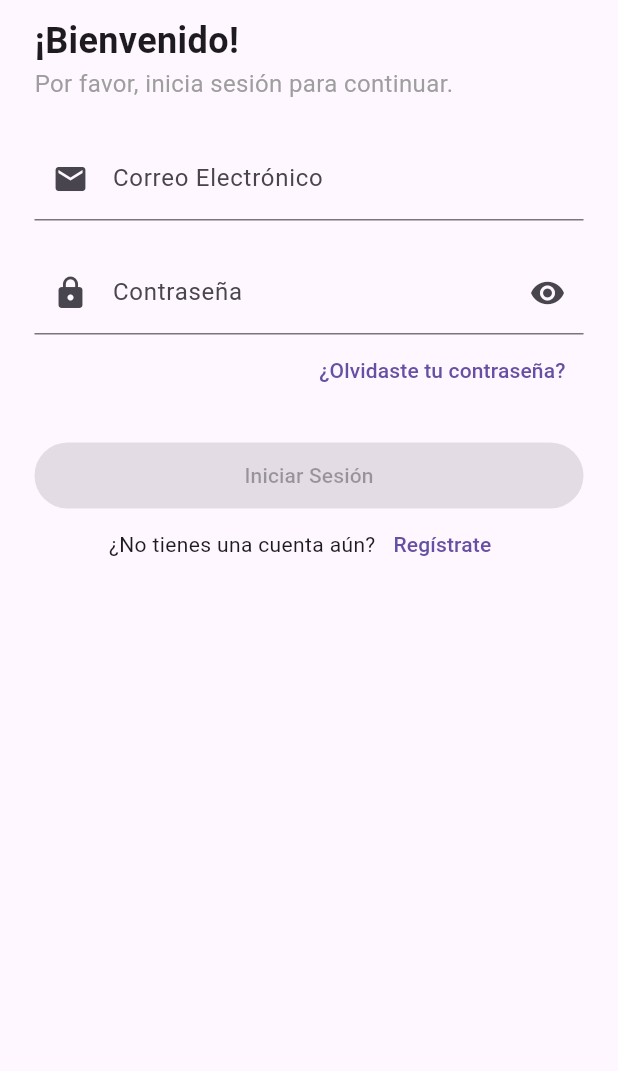
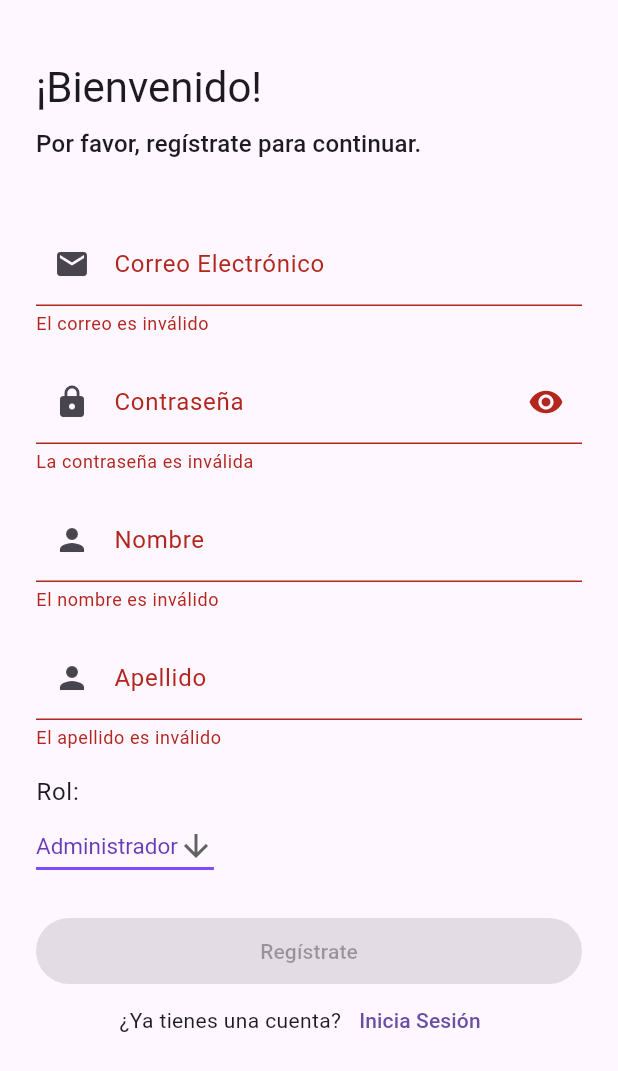
Before and after one commit to CoreSoft-Devs/Mobile-Software-Reuniones, a Flutter app: the screen it shows after launch, after a tap on "Regístrate", on a phone screen of 412 x 824 dp. Shown: the top 1071 px of the screen. Run offline on Flutter 3.47's test engine with Material 3 defaults, Android fonts, the phone set to English and light mode, and no system bars; our stand-ins replace dio, firebase_core, firebase_messaging, shared_preferences; accounts and stored records are empty.

Commit message:
Register y Noti funcionales

```diff
--- a/lib/config/navigation/application_routes.dart
+++ b/lib/config/navigation/application_routes.dart
@@ -5,6 +5,7 @@ import '../../share_preferens/user_preferences.dart';
 
 class Routes {
   static const String login = '/login';
+  static const String register = '/register';
   static const String home = '/home';
   static const String profile = '/profile';
 }
@@ -17,5 +18,6 @@ Map<String, WidgetBuilder> getApplicationRoutes() {
         ? const LoginPage()
         : const HomePage(), // Si no hay token, redirige a login
     Routes.home: (context) => const HomePage(),
+    Routes.register: (context) => const RegisterPage(),
   };
 }
--- a/lib/screens/index.dart
+++ b/lib/screens/index.dart
@@ -1,3 +1,4 @@
 export 'login_page.dart';
 export 'home_page.dart';
 export 'profile_page.dart';
+export 'register_page.dart';
--- /dev/null
+++ b/lib/screens/register_page.dart
@@ -0,0 +1,286 @@
+import 'package:core_soft_meeting/services/index.dart';
+import 'package:firebase_messaging/firebase_messaging.dart';
+import 'package:flutter/material.dart';
+
+import '../config/navigation/application_routes.dart';
+import '../widgets/index.dart';
+
+class RegisterPage extends StatefulWidget {
+  static const name = 'register-page';
+
+  const RegisterPage({Key? key}) : super(key: key);
+
+  @override
+  State<RegisterPage> createState() => _RegisterPageState();
+}
+
+class _RegisterPageState extends State<RegisterPage> {
+  final TextEditingController emailController = TextEditingController();
+  final TextEditingController passwordController = TextEditingController();
+  final TextEditingController nameController = TextEditingController();
+  final TextEditingController lastNameController = TextEditingController();
+  TextEditingController role = TextEditingController(text: 'Administrador');
+  final authServices = AuthServices();
+
+  bool isPasswordVisible = false;
+  bool isLoading = false;
+  bool validEmail = false;
+  bool validPassword = false;
+  bool validName = false;
+  bool validLastName = false;
+  bool validRole = false;
+
+  final String welcomeText = '¡Bienvenido!';
+  final String signInText = 'Por favor, regístrate para continuar.';
+  final String emailPlaceholder = 'Correo Electrónico';
+  final String passwordPlaceholder = 'Contraseña';
+  final String forgotPasswordText = '¿Olvidaste tu contraseña?';
+  final String registerButtonText = 'Regístrate';
+  final String signUpText = '¿Ya tienes una cuenta?';
+
+  @override
+  void dispose() {
+    emailController.dispose();
+    passwordController.dispose();
+    nameController.dispose();
+    lastNameController.dispose();
+    role.dispose();
+    super.dispose();
+  }
+
+  void validateEmail(String email) {
+    setState(() {
+      validEmail = isValidEmail(email);
+    });
+  }
+
+  bool isValidEmail(String email) {
+    return RegExp(r'^[\w-]+(\.[\w-]+)*@([\w-]+\.)+[a-zA-Z]{2,7}$')
+        .hasMatch(email);
+  }
+
+  void validatePassword(String password) {
+    setState(() {
+      validPassword = password.length >= 4;
+    });
+  }
+
+  Future<void> onRegisterTap() async {
+    setState(() {
+      isLoading = true;
+    });
+    FocusScope.of(context).unfocus();
+
+    try {
+      String? token = await FirebaseMessaging.instance.getToken();
+      if (token != null) {
+        //? Logina para mandar el token mobile
+        final hash = await authServices.postRegister(
+          nameController.text,
+          lastNameController.text,
+          emailController.text,
+          passwordController.text,
+          token,
+          role.text,
+        );
+        // Si todo sale bien
+        if (hash.isNotEmpty) {
+          final hash2 = await authServices.postLogin(
+            emailController.text,
+            passwordController.text,
+          );
+          if (hash2.isNotEmpty) {
+            // Si todo sale bien
+            if (mounted) {
+              Navigator.pushReplacementNamed(context, Routes.home);
+            }
+          } else {
+            if (mounted) {
+              CustomDialog.showErrorDialog(
+                context,
+                "Error de autenticación",
+                "Correo o contraseña incorrectos",
+              );
+            }
+          }
+        } else {
+          if (mounted) {
+            CustomDialog.showErrorDialog(
+              context,
+              "Error de autenticación",
+              "Correo o contraseña incorrectos",
+            );
+          }
+        }
+      } else {
+        if (mounted) {
+          CustomDialog.showErrorDialog(
+            context,
+            "Error de autenticación",
+            "Correo o contraseña incorrectos",
+          );
+        }
+      }
+    } catch (e) {
+      if (mounted) {
+        CustomDialog.showErrorDialog(
+          context,
+          "Error",
+          "Hubo un problema al procesar tu solicitud.",
+        );
+      }
+    } finally {
+      setState(() {
+        isLoading = false;
+      });
+    }
+  }
+
+  @override
+  Widget build(BuildContext context) {
+    return Scaffold(
+      body: Stack(
+        children: [
+          GestureDetector(
+            onTap: () => FocusScope.of(context).requestFocus(FocusNode()),
+            child: SafeArea(
+              child: SingleChildScrollView(
+                child: Padding(
+                  padding: const EdgeInsets.symmetric(horizontal: 24.0),
+                  child: Column(
+                    crossAxisAlignment: CrossAxisAlignment.start,
+                    children: [
+                      const SizedBox(height: 40.0),
+                      Text(
+                        welcomeText,
+                        style: Theme.of(context).textTheme.headlineMedium,
+                      ),
+                      const SizedBox(height: 8.0),
+                      Text(
+                        signInText,
+                        style: Theme.of(context).textTheme.titleMedium,
+                      ),
+                      const SizedBox(height: 40.0),
+                      CustomTextField(
+                        placeholder: emailPlaceholder,
+                        leftIcon: Icons.email,
+                        controller: emailController,
+                        onChanged: validateEmail,
+                        errorText: validEmail ? null : 'El correo es inválido',
+                      ),
+                      const SizedBox(height: 16.0),
+                      CustomTextField(
+                        placeholder: passwordPlaceholder,
+                        leftIcon: Icons.lock,
+                        isPassword: true,
+                        controller: passwordController,
+                        onChanged: validatePassword,
+                        errorText:
+                            validPassword ? null : 'La contraseña es inválida',
+                      ),
+                      const SizedBox(height: 16.0),
+                      CustomTextField(
+                        placeholder: 'Nombre',
+                        leftIcon: Icons.person,
+                        controller: nameController,
+                        onChanged: (value) {
+                          setState(() {
+                            validName = value.length >= 3;
+                          });
+                        },
+                        errorText: validName ? null : 'El nombre es inválido',
+                      ),
+                      const SizedBox(height: 16.0),
+                      CustomTextField(
+                        placeholder: 'Apellido',
+                        leftIcon: Icons.person,
+                        controller: lastNameController,
+                        onChanged: (value) {
+                          setState(() {
+                            validLastName = value.length >= 3;
+                          });
+                        },
+                        errorText:
+                            validLastName ? null : 'El apellido es inválido',
+                      ),
+                      const SizedBox(height: 16.0),
+                      /* Rol */
+                      Text('Rol:',
+                          style: Theme.of(context).textTheme.bodyLarge),
+                      DropdownButton<String>(
+                        value: role.text,
+                        hint: const Text('Rol'),
+                        icon: const Icon(Icons.arrow_downward),
+                        iconSize: 24,
+                        elevation: 16,
+                        style: const TextStyle(color: Colors.deepPurple),
+                        underline: Container(
+                          height: 2,
+                          color: Colors.deepPurpleAccent,
+                        ),
+                        onChanged: (String? newValue) {
+                          setState(() {
+                            role.text = newValue!;
+                            validRole = true;
+                          });
+                        },
+                        items: <String>['Administrador', 'Basico']
+                            .map<DropdownMenuItem<String>>((String value) {
+                          return DropdownMenuItem<String>(
+                            value: value,
+                            child: Text(
+                              value,
+                              style: const TextStyle(fontSize: 15),
+                            ),
+                          );
+                        }).toList(),
+                      ),
+                      const SizedBox(height: 24.0),
+                      SizedBox(
+                        width: double.infinity,
+                        height: 44.0,
+                        child: ElevatedButton(
+                          onPressed: validEmail &&
+                                  validPassword &&
+                                  validName &&
+                                  validLastName &&
+                                  validRole
+                              ? onRegisterTap
+                              : null,
+                          child: Text(registerButtonText),
+                        ),
+                      ),
+                      Row(
+                        mainAxisAlignment: MainAxisAlignment.center,
+                        children: [
+                          Text(signUpText),
+                          TextButton(
+                            onPressed: () {
+                              Navigator.pushReplacementNamed(
+                                  context, Routes.login);
+                            },
+                            child: const Text("Inicia Sesión"),
+                          ),
+                        ],
+                      ),
+                      const SizedBox(
+                        height: 16.0,
+                      ),
+                    ],
+                  ),
+                ),
+              ),
+            ),
+          ),
+          if (isLoading)
+            Container(
+              color: Colors.black.withOpacity(0.5),
+              child: const Center(
+                child: CircularProgressIndicator(),
+              ),
+            )
+        ],
+      ),
+    );
+  }
+}
```
Also changed, not shown: lib/screens/login_page.dart (+19 -3 lines), lib/services/auth_services.dart (+62 -0 lines), lib/widgets/custom_dialog.dart (+17 -0 lines), lib/firebase_options.dart.
